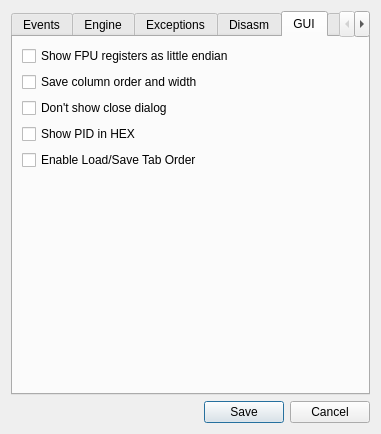
Before: the Qt Designer form src/gui/Src/Gui/SettingsDialog.ui in x64dbg/x64dbg, drawn with Qt 5.
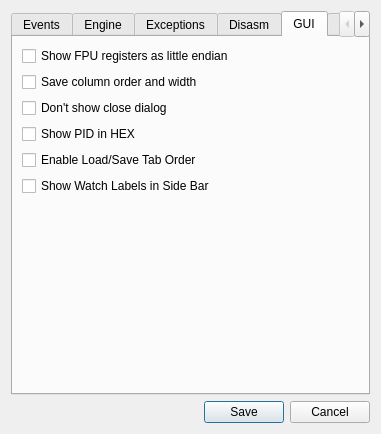
After: the same form once the commit is applied. The open tabs and pages were chosen to show the change. Icons and pictures are not drawn.

Commit message: Add Watch Items to Labels in Sidebar

The edit to the form file:
```diff
--- a/src/gui/Src/Gui/SettingsDialog.ui
+++ b/src/gui/Src/Gui/SettingsDialog.ui
@@ -501,6 +501,13 @@
          </property>
         </widget>
        </item>
+       <item>
+        <widget class="QCheckBox" name="chkSidebarWatchLabels">
+         <property name="text">
+          <string>Show Watch Labels in Side Bar</string>
+         </property>
+        </widget>
+       </item>
        <item>
         <spacer name="verticalSpacer_7">
          <property name="orientation">
```
Left out of the diff: 2 changed lines with no effect on the pictures. The commit also changes 8 other files.
